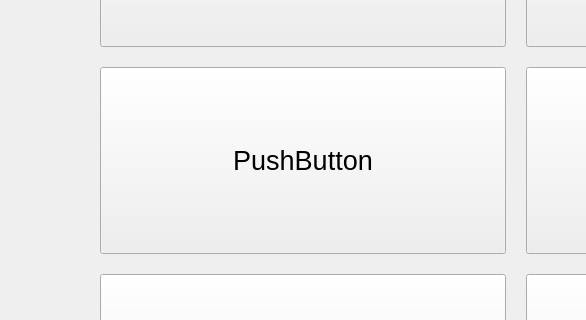
First picture: the form in ui/main_screen.ui, repository cihansenyuz/system_controller, before the edit; both pictures show x 0 to 586 and y 190 to 510 of the 1080 by 720 pixel window.
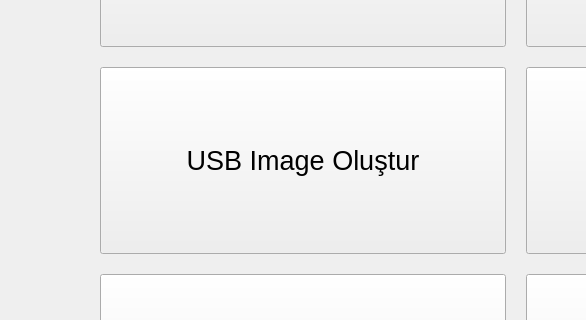
Second picture: the form after the edit.

Commit message: add new page window for new feature

```diff
--- a/ui/main_screen.ui
+++ b/ui/main_screen.ui
@@ -99,7 +99,7 @@
          </font>
         </property>
         <property name="text">
-         <string>PushButton</string>
+         <string>USB Image Oluştur</string>
         </property>
        </widget>
       </item>
```
The commit also changes 5 other files.
